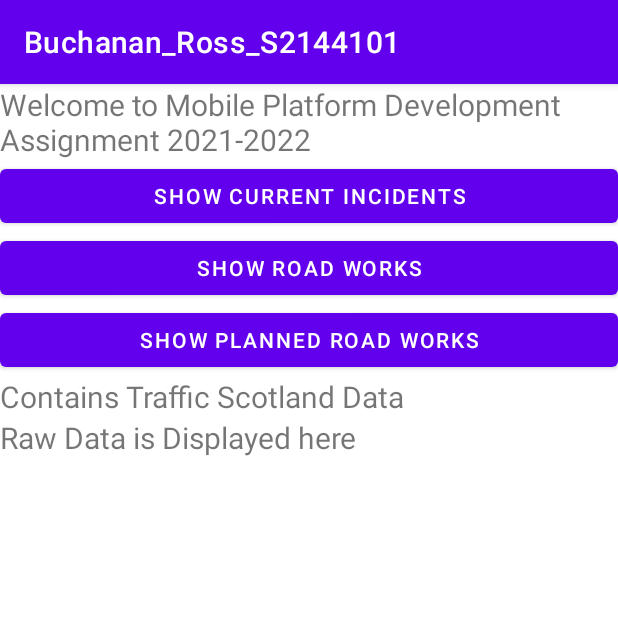
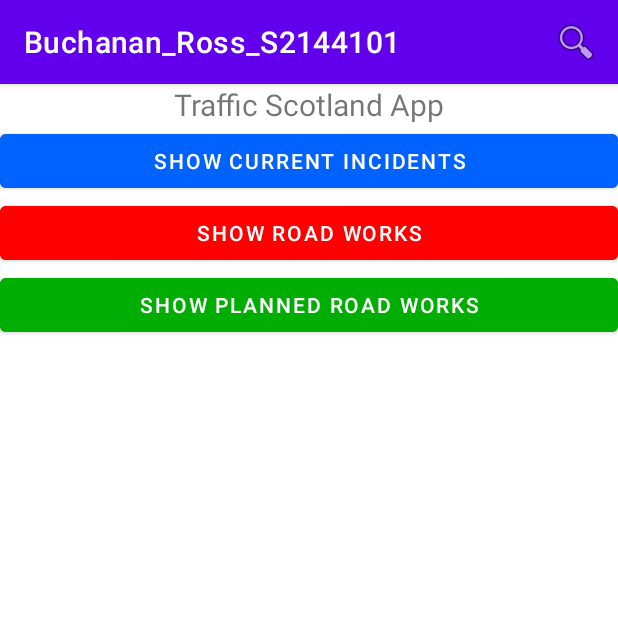
Before and after one commit to rBuchanan09/TrafficScotlandApp, an Android app: the screen it shows after launch (MainActivity), on a phone screen of 412 x 824 dp, the top half of it. Run offline under Robolectric (Android 15) with nearby library versions, the phone set to English and light mode, and no system bars.

Commit message:
mobileDev CW1 - Updated

```diff
--- a/app/src/main/java/com/example/buchanan_ross_s2144101/MainActivity.java
+++ b/app/src/main/java/com/example/buchanan_ross_s2144101/MainActivity.java
@@ -1,16 +1,24 @@
 package com.example.buchanan_ross_s2144101;
 
 import androidx.appcompat.app.AppCompatActivity;
+import androidx.appcompat.widget.SearchView;
 import androidx.fragment.app.Fragment;
 
 import android.accessibilityservice.AccessibilityService;
+import android.graphics.Color;
+import android.icu.text.CaseMap;
 import android.os.Bundle;
 import android.util.Log;
+import android.view.Menu;
+import android.view.MenuItem;
 import android.view.View;
 import android.view.View.OnClickListener;
 import android.widget.ArrayAdapter;
 import android.widget.Button;
+import android.widget.ExpandableListAdapter;
+import android.widget.ExpandableListView;
 import android.widget.ListView;
+import android.widget.SimpleAdapter;
 import android.widget.TextView;
 
 import org.xmlpull.v1.XmlPullParser;
@@ -28,23 +36,39 @@ import java.text.SimpleDateFormat;
 import java.util.ArrayList;
 import java.util.Calendar;
 import java.util.Date;
+import java.util.HashMap;
+import java.util.Iterator;
+import java.util.List;
 import java.util.Locale;
+import java.util.Map;
+
+/*
+   Name: Ross Buchanan
+   Student Number: S2144101
+ */
 
 public class MainActivity extends AppCompatActivity implements OnClickListener {
-    private TextView rawDataDisplay;
-    private Button frButton1, frButton2, frButton3;
-    private Fragment fr1, fr2, fr3;
-    private String result = "";
-    private ListView currentIncidentsListView, roadworks, planRoadworks;
+    private Button curIncidentbtn, roadworksbtn, plannedRoadWorksbtn;
+
+    private String incidentRes = "", roadworkRes = "";
+    private CurrentIncidents currentIncident;
 
     // Traffic Scotland Planned Roadworks XML link
     private String pRoadWorksUrl = "https://trafficscotland.org/rss/feeds/plannedroadworks.aspx";
     private String curIncidentsUrl = "https://trafficscotland.org/rss/feeds/currentincidents.aspx";
     private String roadworksUrl = "https://trafficscotland.org/rss/feeds/roadworks.aspx";
 
+    private ArrayAdapter<CurrentIncidents> arrayAdapterCurrentIncidents;
+    private ListView currentIncidentsList;
+    private List<CurrentIncidents> incidents = null;
 
-    private ArrayAdapter<currentIncidents> arrayAdapterCurrentIncidents;
-    private ArrayList currentIncidentsList;
+    private ArrayAdapter<Roadworks> arrayAdapterRoadworks;
+    private ListView roadworkslist;
+    private List<Roadworks> roadworks = null;
+
+    private ArrayAdapter<PlannedRoadWorks> arrayAdapterPlannedRoadworks;
+    private ListView plannedRoadworksList;
+    private List<PlannedRoadWorks> plannedRoadWorks = null;
 
     @Override
     protected void onCreate(Bundle savedInstanceState) {
@@ -52,41 +76,71 @@ public class MainActivity extends AppCompatActivity implements OnClickListener {
         setContentView(R.layout.activity_main);
         Log.e("MyTag", "in onCreate");
         // Set up the raw links to the graphical components
-        rawDataDisplay = (TextView) findViewById(R.id.rawDataDisplay);
-        frButton1 = (Button) findViewById(R.id.frButton1);
-        frButton2 = (Button) findViewById(R.id.frButton2);
-        frButton3 = (Button) findViewById(R.id.frButton3);
 
-        frButton1.setOnClickListener(this);
-        frButton2.setOnClickListener(this);
-        frButton3.setOnClickListener(this);
+        curIncidentbtn = (Button) findViewById(R.id.curIncidentbtn);
+        curIncidentbtn.setOnClickListener(this);
+        currentIncidentsList = (ListView) findViewById(R.id.currentIncidentsList);
+        currentIncidentsList.setVisibility(View.GONE);
 
-        // fr1 = new FragmentOne();
+        roadworksbtn = (Button)findViewById(R.id.roadworksbtn);
+        roadworksbtn.setOnClickListener(this);
+        roadworkslist = (ListView)findViewById(R.id.roadworkslist);
+        roadworkslist.setVisibility(View.GONE);
 
-        currentIncidentsListView = (ListView) findViewById(R.id.curIncidents);
-        roadworks = (ListView) findViewById(R.id.roadworks);
-        planRoadworks = (ListView) findViewById(R.id.planRoadWorks);
-
-        currentIncidentsList = new ArrayList();
-        arrayAdapterCurrentIncidents = new ArrayAdapter<currentIncidents>(MainActivity.this, android.R.layout.simple_list_item_1, currentIncidentsList);
-
-        Log.e("MyTag", "after startButton");
-        // More Code goes here
-
+        plannedRoadWorksbtn = (Button)findViewById(R.id.plannedRoadWorksbtn);
+        plannedRoadWorksbtn.setOnClickListener(this);
+        plannedRoadworksList = (ListView)findViewById(R.id.plannedRoadWorksList);
+        plannedRoadworksList.setVisibility(View.GONE);
     }
 
+    @Override
+    public boolean onCreateOptionsMenu(Menu menu) {
+        getMenuInflater().inflate(R.menu.menu, menu);
+        MenuItem menuItem = menu.findItem(R.id.action_search);
+        SearchView searchView = (SearchView) menuItem.getActionView();
+        searchView.setQueryHint("Type here to search");
+
+        searchView.setOnQueryTextListener(new SearchView.OnQueryTextListener() {
+            @Override
+            public boolean onQueryTextSubmit(String query) {
+                return false;
+            }
+
+            @Override
+            public boolean onQueryTextChange(String newText) {
+                arrayAdapterCurrentIncidents.getFilter().filter(newText);
+                arrayAdapterRoadworks.getFilter().filter(newText);
+                arrayAdapterPlannedRoadworks.getFilter().filter(newText);
+                return false;
+            }
+        });
+        return super.onCreateOptionsMenu(menu);
+    }
+
+
     public void startProgress() {
-        // Run network access on a separate thread;
-        if (frButton1.isPressed())
+        if (curIncidentbtn.isPressed()) {
+            incidentRes = "";
             new Thread(new Task(curIncidentsUrl)).start();
-
-        // if(frButton2.isPressed())
-        //   new Thread(new Task(roadworksUrl)).start();
-
-        //if(frButton3.isPressed())
-        //  new Thread(new Task(pRoadWorksUrl)).start();
-
-    } //
+            currentIncidentsList.setVisibility(View.VISIBLE);
+            roadworkslist.setVisibility(View.GONE);
+            plannedRoadworksList.setVisibility(View.GONE);
+        }
+        if(roadworksbtn.isPressed()) {
+            incidentRes = "";
+            new Thread(new Task(roadworksUrl)).start();
+            roadworkslist.setVisibility(View.VISIBLE);
+            currentIncidentsList.setVisibility(View.GONE);
+            plannedRoadworksList.setVisibility(View.GONE);
+        }
+        if(plannedRoadWorksbtn.isPressed()) {
+            incidentRes = "";
+            new Thread(new Task(pRoadWorksUrl)).start();
+            plannedRoadworksList.setVisibility(View.VISIBLE);
+            currentIncidentsList.setVisibility(View.GONE);
+            roadworkslist.setVisibility(View.GONE);
+        }
+    }
 
     @Override
     public void onClick(View v) {
@@ -110,7 +164,7 @@ public class MainActivity extends AppCompatActivity implements OnClickListener {
             URL aurl;
             URLConnection yc;
             BufferedReader in = null;
-            String inputLine = "";
+            String inputLine1 = "", inputLine2 = "";
 
             Log.e("MyTag", "in run");
 
@@ -120,35 +174,35 @@ public class MainActivity extends AppCompatActivity implements OnClickListener {
                 yc = aurl.openConnection();
                 in = new BufferedReader(new InputStreamReader(yc.getInputStream()));
                 Log.e("MyTag", "after ready");
-                //
-                // Now read the data. Make sure that there are no specific hedrs
-                // in the data file that you need to ignore.
-                // The useful data that you need is in each of the item entries
-                //
-                while ((inputLine = in.readLine()) != null) {
-                    result = result + inputLine;
-                    Log.e("MyTag", inputLine);
 
+                while ((inputLine1 = in.readLine()) != null) {
+                    incidentRes += inputLine1;
+                    Log.e("MyTag", inputLine1);
                 }
                 in.close();
-            } catch (IOException ae) {
+
+                XmlParser parser = new XmlParser();
+                incidents = parser.parseDataIncidents(incidentRes);
+                arrayAdapterCurrentIncidents = new ArrayAdapter<CurrentIncidents>(MainActivity.this, android.R.layout.simple_list_item_1, incidents);
+
+                roadworks = parser.parseDataRoadWorks(incidentRes);
+                arrayAdapterRoadworks = new ArrayAdapter<Roadworks>(MainActivity.this, android.R.layout.simple_list_item_1, roadworks);
+
+                plannedRoadWorks = parser.parseDataPlannedRoadWorks(incidentRes);
+                arrayAdapterPlannedRoadworks = new ArrayAdapter<PlannedRoadWorks>(MainActivity.this, android.R.layout.simple_list_item_1, plannedRoadWorks);
+            }
+            catch (IOException ae) {
                 Log.e("MyTag", "ioexception in run");
             }
-
-            //
-            // Now that you have the xml data you can parse it
-            //
-
-            pullParseXml.parseData(result);
-            // Now update the TextView to display raw XML data
-            // Probably not the best way to update TextView
-            // but we are just getting started !
-
             MainActivity.this.runOnUiThread(new Runnable() {
                 public void run() {
                     Log.d("UI thread", "I am the UI thread");
-                    System.out.println("here!");
-                    currentIncidentsListView.setAdapter(arrayAdapterCurrentIncidents);
+                    if(!arrayAdapterCurrentIncidents.equals(null))
+                        currentIncidentsList.setAdapter(arrayAdapterCurrentIncidents);
+                    if(!arrayAdapterRoadworks.equals(null))
+                        roadworkslist.setAdapter(arrayAdapterRoadworks);
+                    if(!arrayAdapterPlannedRoadworks.equals(null))
+                        plannedRoadworksList.setAdapter(arrayAdapterPlannedRoadworks);
                 }
             });
         }
--- /dev/null
+++ b/app/src/main/res/drawable/ic_search.xml
@@ -0,0 +1,5 @@
+<vector android:height="24dp" android:tint="#FFFFFF"
+    android:viewportHeight="24" android:viewportWidth="24"
+    android:width="24dp" xmlns:android="http://schemas.android.com/apk/res/android">
+    <path android:fillColor="@android:color/white" android:pathData="M15.5,14h-0.79l-0.28,-0.27C15.41,12.59 16,11.11 16,9.5 16,5.91 13.09,3 9.5,3S3,5.91 3,9.5 5.91,16 9.5,16c1.61,0 3.09,-0.59 4.23,-1.57l0.27,0.28v0.79l5,4.99L20.49,19l-4.99,-5zM9.5,14C7.01,14 5,11.99 5,9.5S7.01,5 9.5,5 14,7.01 14,9.5 11.99,14 9.5,14z"/>
+</vector>
--- a/app/src/main/res/layout/activity_main.xml
+++ b/app/src/main/res/layout/activity_main.xml
@@ -1,82 +1,64 @@
-<!--  MPD XML Starter code Semester B Session 2020 2021  -->
+<!-- Name: Ross Buchanan -->
+<!-- Student Number: S2144101 -->
 <ScrollView xmlns:android="http://schemas.android.com/apk/res/android"
-    android:layout_width="fill_parent"
-    android:layout_height="fill_parent"
-    >
+    android:layout_width="match_parent"
+    android:layout_height="match_parent"
+    android:orientation="vertical" >
 
     <LinearLayout
-        xmlns:android="http://schemas.android.com/apk/res/android"
         android:orientation="vertical"
-        android:layout_width="fill_parent"
-        android:layout_height="fill_parent"
-        >
+        android:layout_width="match_parent"
+        android:layout_height="match_parent" >
 
         <TextView
             android:id="@+id/salutation"
             android:layout_width="fill_parent"
             android:layout_height="wrap_content"
             android:textSize="20sp"
-            android:text="Welcome to Mobile Platform Development Assignment 2021-2022"
-            />
+            android:text="Traffic Scotland App"
+            android:textAlignment="center" />
 
         <Button
-            android:id="@+id/frButton1"
+            android:id="@+id/curIncidentbtn"
             android:layout_width="fill_parent"
             android:layout_height="wrap_content"
-            android:text="Show Current Incidents"
-            />
+            android:backgroundTint="@color/lightBlue"
+            android:divider="@color/lightBlue"
+            android:text="Show Current Incidents" />
 
         <ListView
-            android:id="@+id/curIncidents"
+            android:id="@+id/currentIncidentsList"
+            android:layout_width="match_parent"
+            android:layout_height="match_parent"
+            android:divider="@color/lightBlue"
+            android:dividerHeight="2dp" />
+
+        <Button
+            android:id="@+id/roadworksbtn"
             android:layout_width="fill_parent"
             android:layout_height="wrap_content"
-            />
+            android:backgroundTint="@color/Red"
+            android:text="Show Road Works" />
+
+        <ListView
+            android:id="@+id/roadworkslist"
+            android:layout_width="match_parent"
+            android:layout_height="583dp"
+            android:divider="@color/Red"
+            android:dividerHeight="2dp" />
 
         <Button
-            android:id="@+id/frButton2"
+            android:id="@+id/plannedRoadWorksbtn"
             android:layout_width="fill_parent"
             android:layout_height="wrap_content"
-            android:text="Show Road Works"
-            />
+            android:backgroundTint="@color/Green"
+            android:text="Show Planned Road Works" />
 
         <ListView
-            android:id="@+id/roadworks"
-            android:layout_width="fill_parent"
-            android:layout_height="wrap_content"
-            />
-
-        <Button
-            android:id="@+id/frButton3"
-            android:layout_width="fill_parent"
-            android:layout_height="wrap_content"
-            android:text="Show Planned Road Works"
-            />
-
-        <ListView
-            android:id="@+id/planRoadWorks"
-            android:layout_width="fill_parent"
-            android:layout_height="wrap_content"
-            />
-
-
-
-
-
-        <TextView
-            android:id="@+id/acknowledgement"
-            android:layout_width="fill_parent"
-            android:layout_height="wrap_content"
-            android:textSize="20sp"
-            android:text="Contains Traffic Scotland Data"
-            />
-
-        <TextView
-            android:id="@+id/rawDataDisplay"
-            android:layout_width="fill_parent"
-            android:layout_height="wrap_content"
-            android:textSize="20sp"
-            android:text="Raw Data is Displayed here"
-            />
-
+            android:id="@+id/plannedRoadWorksList"
+            android:layout_width="match_parent"
+            android:layout_height="583dp"
+            android:divider="@color/Green"
+            android:dividerHeight="2dp" />
     </LinearLayout>
 </ScrollView>
--- /dev/null
+++ b/app/src/main/res/menu/menu.xml
@@ -0,0 +1,12 @@
+<!-- Name: Ross Buchanan -->
+<!-- Student Number: S2144101 -->
+<menu xmlns:android="http://schemas.android.com/apk/res/android"
+    xmlns:app="http://schemas.android.com/apk/res-auto">
+
+    <item
+        android:id="@+id/action_search"
+        android:title="Search"
+        android:icon="@android:drawable/ic_menu_search"
+        app:actionViewClass="androidx.appcompat.widget.SearchView"
+        app:showAsAction="ifRoom|collapseActionView"/>
+</menu>
--- a/app/src/main/res/values/colors.xml
+++ b/app/src/main/res/values/colors.xml
@@ -7,4 +7,7 @@
     <color name="teal_700">#FF018786</color>
     <color name="black">#FF000000</color>
     <color name="white">#FFFFFFFF</color>
+    <color name="lightBlue">#0062ff</color>
+    <color name="Green">#00ad03</color>
+    <color name="Red">#ff0000</color>
 </resources>
```
Also changed, not shown: app/src/main/java/com/example/buchanan_ross_s2144101/CurrentIncidents.java (added, +61 -0 lines), app/src/main/java/com/example/buchanan_ross_s2144101/Roadworks.java (added, +60 -0 lines), app/src/main/java/com/example/buchanan_ross_s2144101/XmlParser.java (added, +243 -0 lines), app/src/main/java/com/example/buchanan_ross_s2144101/pullParseXml.java (deleted, +0 -86 lines).
